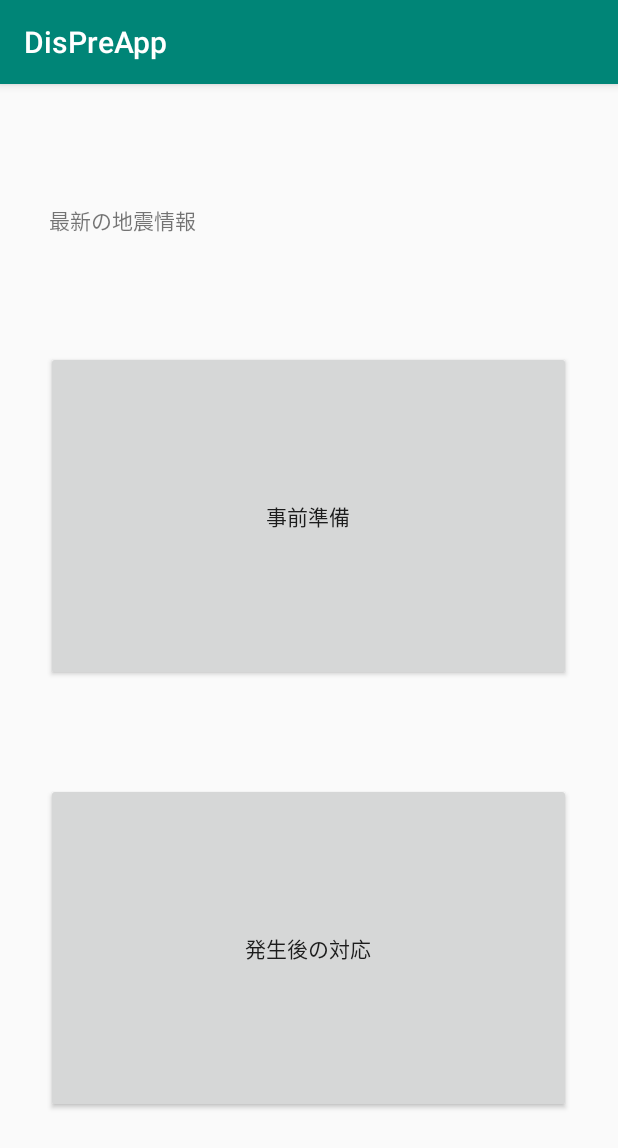
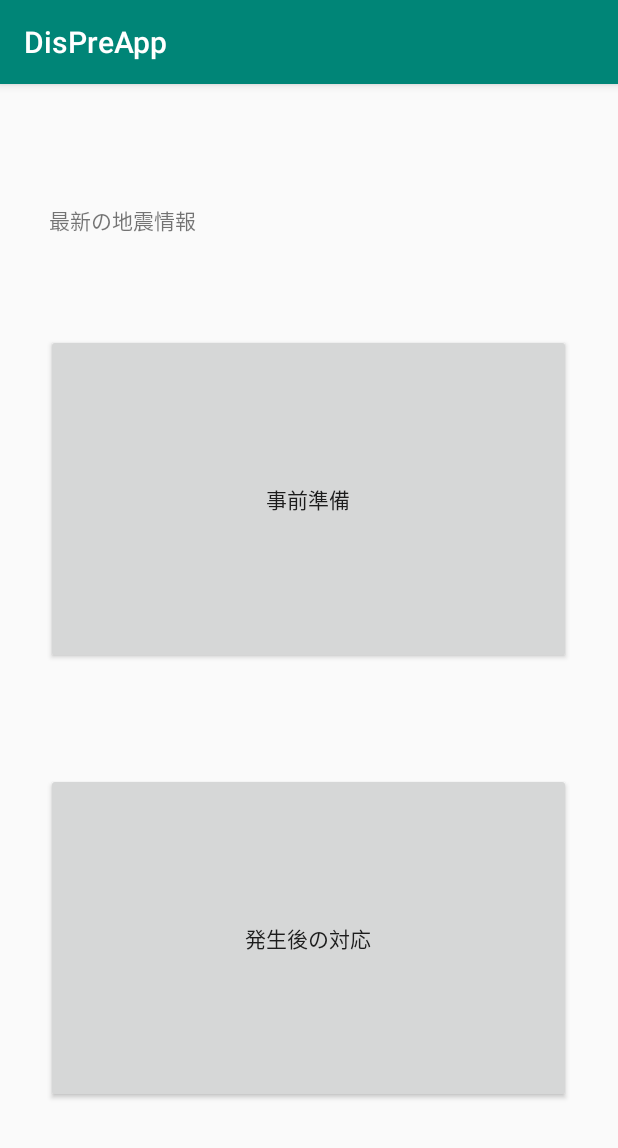
Before and after one commit to Bstone1219/DisPreApp, an Android app: the screen it shows after launch (MainActivity), on a phone screen of 412 x 824 dp. Shown: the top 1148 px of the screen. Run offline under Robolectric (Android 15) with nearby library versions, the phone set to English and light mode, and no system bars.

Commit message:
プログラミングの修正漏れ対応

```diff
--- a/app/src/main/res/layout/activity_main.xml
+++ b/app/src/main/res/layout/activity_main.xml
@@ -38,7 +38,7 @@
             android:layout_marginLeft="40dp" android:layout_marginStart="40dp" app:layout_constraintEnd_toEndOf="parent"
             android:layout_marginEnd="40dp" android:layout_marginRight="40dp" android:layout_marginBottom="82dp"
             app:layout_constraintBottom_toBottomOf="parent" app:layout_constraintHorizontal_bias="0.526"
-            android:layout_marginTop="16dp" app:layout_constraintTop_toBottomOf="@+id/toPreparing"
+            android:layout_marginTop="16dp" app:layout_constraintTop_toBottomOf="@+id/toPreparation"
             app:layout_constraintVertical_bias="1.0"/>
 
 
```
